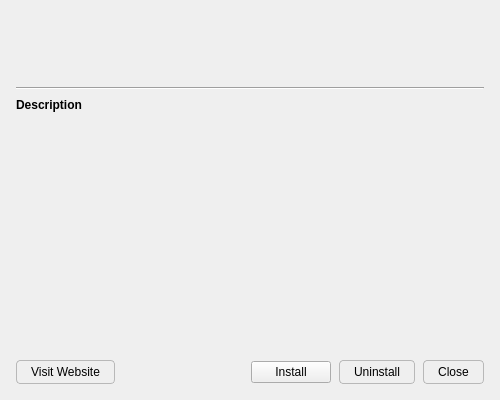
Above: pj_marketplace/src/ui/extension_detail_dialog.ui from Ssz990220/PlotJuggler before the change. Below: the same form after it.
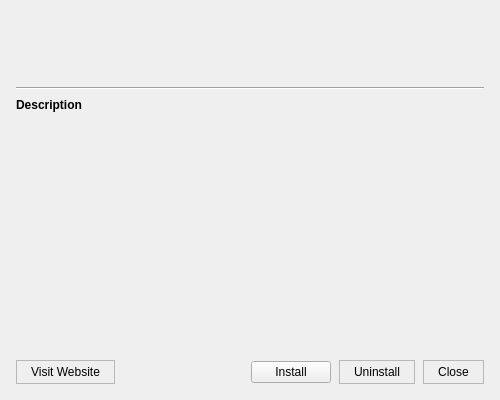
That is the form after the change.

```diff
--- a/pj_marketplace/src/ui/extension_detail_dialog.ui
+++ b/pj_marketplace/src/ui/extension_detail_dialog.ui
@@ -1,7 +1,7 @@
 <?xml version="1.0" encoding="UTF-8"?>
 <ui version="4.0">
  <class>ExtensionDetailDialog</class>
- <widget class="QDialog" name="ExtensionDetailDialog">
+ <widget class="QWidget" name="ExtensionDetailDialog">
   <property name="minimumSize">
    <size><width>500</width><height>400</height></size>
   </property>
@@ -80,7 +80,7 @@
    <item>
     <spacer name="main_stretch">
      <property name="orientation"><enum>Qt::Vertical</enum></property>
-     <property name="sizeHint" stdset="0"><size><width>20</width><height>40</height></size></property>
+     <property name="sizeHint" stdset="0"><size><width>20</width><height>16</height></size></property>
     </spacer>
    </item>
 
@@ -91,7 +91,7 @@
       <widget class="QPushButton" name="github_btn">
        <property name="text"><string>Visit Website</string></property>
        <property name="styleSheet">
-        <string notr="true">QPushButton { border: 1px solid palette(mid); border-radius: 4px; padding: 4px 14px; }
+        <string notr="true">QPushButton { border: 1px solid palette(mid); padding: 4px 14px; }
 QPushButton:hover { background: palette(mid); }
 QPushButton:disabled { color: palette(mid); }</string>
        </property>
@@ -100,7 +100,7 @@
      <item>
       <spacer name="btn_stretch">
        <property name="orientation"><enum>Qt::Horizontal</enum></property>
-       <property name="sizeHint" stdset="0"><size><width>40</width><height>20</height></size></property>
+       <property name="sizeHint" stdset="0"><size><width>16</width><height>20</height></size></property>
       </spacer>
      </item>
      <!-- action_btn: text/style/visibility set in C++ based on install state -->
@@ -116,7 +116,7 @@
        <property name="visible"><bool>false</bool></property>
        <property name="text"><string>Uninstall</string></property>
        <property name="styleSheet">
-        <string notr="true">QPushButton { border: 1px solid palette(mid); border-radius: 4px; padding: 4px 14px; }
+        <string notr="true">QPushButton { border: 1px solid palette(mid); padding: 4px 14px; }
 QPushButton:hover { background: palette(mid); }</string>
        </property>
       </widget>
@@ -126,7 +126,7 @@
        <property name="text"><string>Close</string></property>
        <property name="default"><bool>true</bool></property>
        <property name="styleSheet">
-        <string notr="true">QPushButton { border: 1px solid palette(mid); border-radius: 4px; padding: 4px 14px; }
+        <string notr="true">QPushButton { border: 1px solid palette(mid); padding: 4px 14px; }
 QPushButton:hover { background: palette(mid); }</string>
        </property>
       </widget>
```
Left out of the diff: 2 changed lines with no effect on the pictures.
